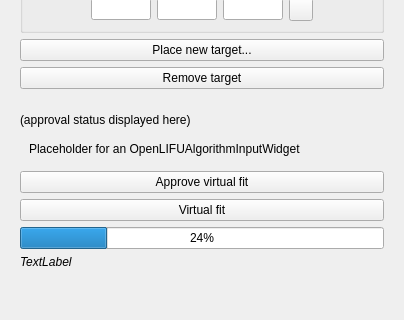
Above: OpenLIFUPrePlanning/Resources/UI/OpenLIFUPrePlanning.ui from OpenwaterHealth/SlicerOpenLIFU before the change; both pictures show x 0 to 404 and y 272 to 592 of the 404 by 592 pixel window. Below: the same form after it.
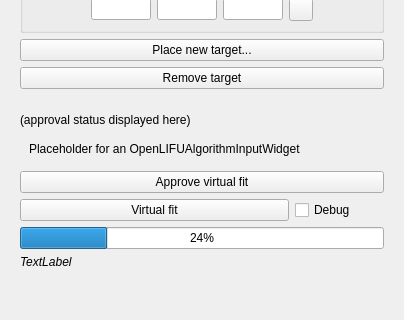
That is the form after the change. Custom widgets are drawn as their Qt base class.

Commit message:
Visualize virtual fit debugging info (#380)
Closes #380

```diff
--- a/OpenLIFUPrePlanning/Resources/UI/OpenLIFUPrePlanning.ui
+++ b/OpenLIFUPrePlanning/Resources/UI/OpenLIFUPrePlanning.ui
@@ -225,11 +225,43 @@
           </widget>
          </item>
          <item>
+          <layout class="QHBoxLayout" name="horizontalLayout_6" stretch="3,1">
+           <item>
           <widget class="QPushButton" name="virtualfitButton">
+             <property name="sizePolicy">
+              <sizepolicy hsizetype="Expanding" vsizetype="Fixed">
+               <horstretch>0</horstretch>
+               <verstretch>0</verstretch>
+              </sizepolicy>
+             </property>
            <property name="text">
             <string>Virtual fit</string>
            </property>
           </widget>
+           </item>
+           <item>
+            <widget class="QCheckBox" name="virtualfitDebugCheckbox">
+             <property name="sizePolicy">
+              <sizepolicy hsizetype="Expanding" vsizetype="Fixed">
+               <horstretch>0</horstretch>
+               <verstretch>0</verstretch>
+              </sizepolicy>
+             </property>
+             <property name="toolTip">
+              <string>Whether to generate debugging information</string>
+             </property>
+             <property name="text">
+              <string>Debug</string>
+             </property>
+             <property name="checked">
+              <bool>false</bool>
+             </property>
+             <property name="slicer.openlifu.hide-in-guided-mode" stdset="0">
+              <bool>true</bool>
+             </property>
+            </widget>
+           </item>
+          </layout>
          </item>
          <item>
           <widget class="QProgressBar" name="virtualFitProgressBar">
```
Lines whose indentation alone changed are shown as unchanged. The commit also changes 1 other file.
